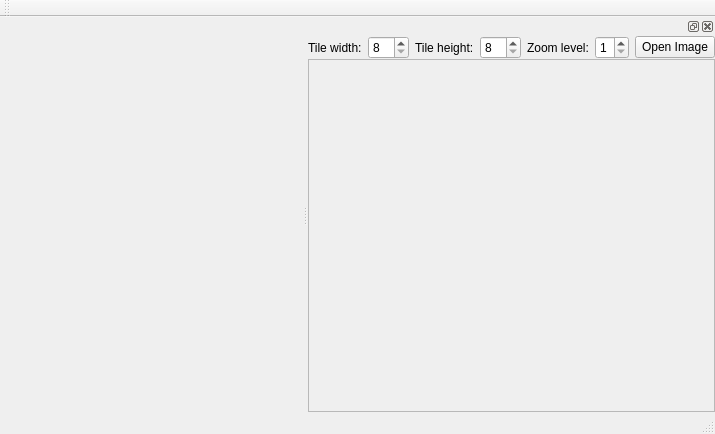
Qt form mapeditor.ui (stoyan-shopov/TileMapEdit) before a commit.
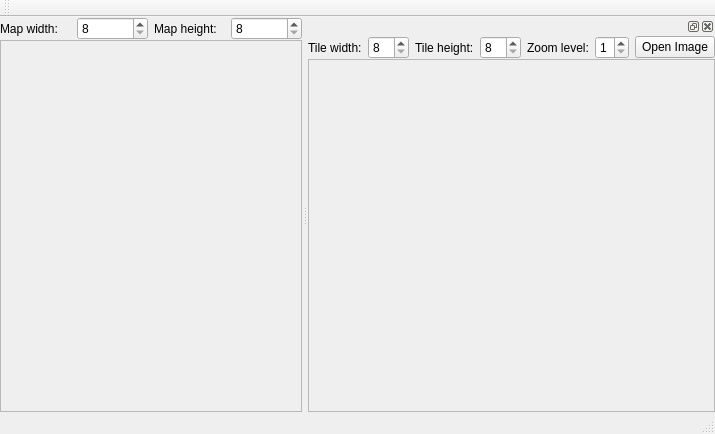
The same form after that commit.

Commit message: add a 'TileMap' class; refactorings and improvements

Patch:
```diff
--- a/mapeditor.ui
+++ b/mapeditor.ui
@@ -13,7 +13,80 @@
   <property name="windowTitle">
    <string>MapEditor</string>
   </property>
-  <widget class="QWidget" name="centralWidget"/>
+  <widget class="QWidget" name="centralWidget">
+   <layout class="QVBoxLayout" name="verticalLayout_3">
+    <property name="spacing">
+     <number>0</number>
+    </property>
+    <property name="leftMargin">
+     <number>0</number>
+    </property>
+    <property name="topMargin">
+     <number>0</number>
+    </property>
+    <property name="rightMargin">
+     <number>0</number>
+    </property>
+    <property name="bottomMargin">
+     <number>0</number>
+    </property>
+    <item>
+     <layout class="QHBoxLayout" name="horizontalLayout_2">
+      <item>
+       <widget class="QLabel" name="label_4">
+        <property name="text">
+         <string>Map width:</string>
+        </property>
+       </widget>
+      </item>
+      <item>
+       <widget class="QSpinBox" name="spinBoxMapWidth">
+        <property name="minimum">
+         <number>8</number>
+        </property>
+        <property name="maximum">
+         <number>64</number>
+        </property>
+       </widget>
+      </item>
+      <item>
+       <widget class="QLabel" name="label_5">
+        <property name="text">
+         <string>Map height:</string>
+        </property>
+       </widget>
+      </item>
+      <item>
+       <widget class="QSpinBox" name="spinBoxMapHeight">
+        <property name="minimum">
+         <number>8</number>
+        </property>
+        <property name="maximum">
+         <number>64</number>
+        </property>
+       </widget>
+      </item>
+     </layout>
+    </item>
+    <item>
+     <widget class="QScrollArea" name="scrollAreaTileMap">
+      <property name="widgetResizable">
+       <bool>true</bool>
+      </property>
+      <widget class="QWidget" name="scrollAreaWidgetContents_2">
+       <property name="geometry">
+        <rect>
+         <x>0</x>
+         <y>0</y>
+         <width>314</width>
+         <height>348</height>
+        </rect>
+       </property>
+      </widget>
+     </widget>
+    </item>
+   </layout>
+  </widget>
   <widget class="QMenuBar" name="menuBar">
    <property name="geometry">
     <rect>
```
The commit also changes 2 other files.
